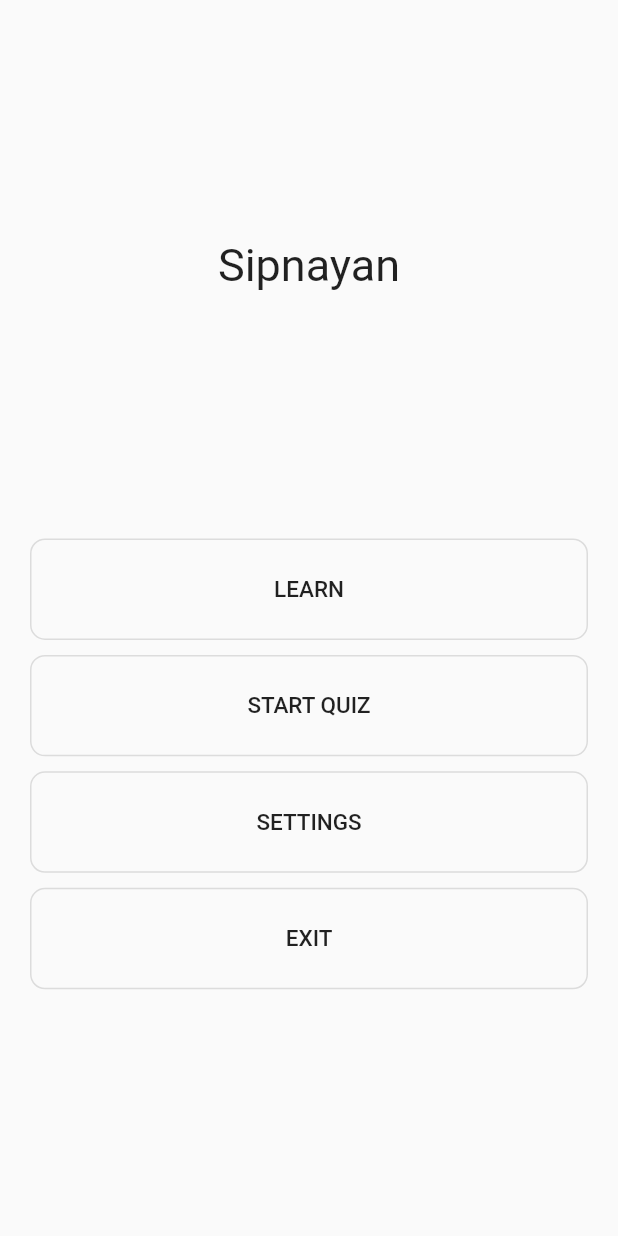
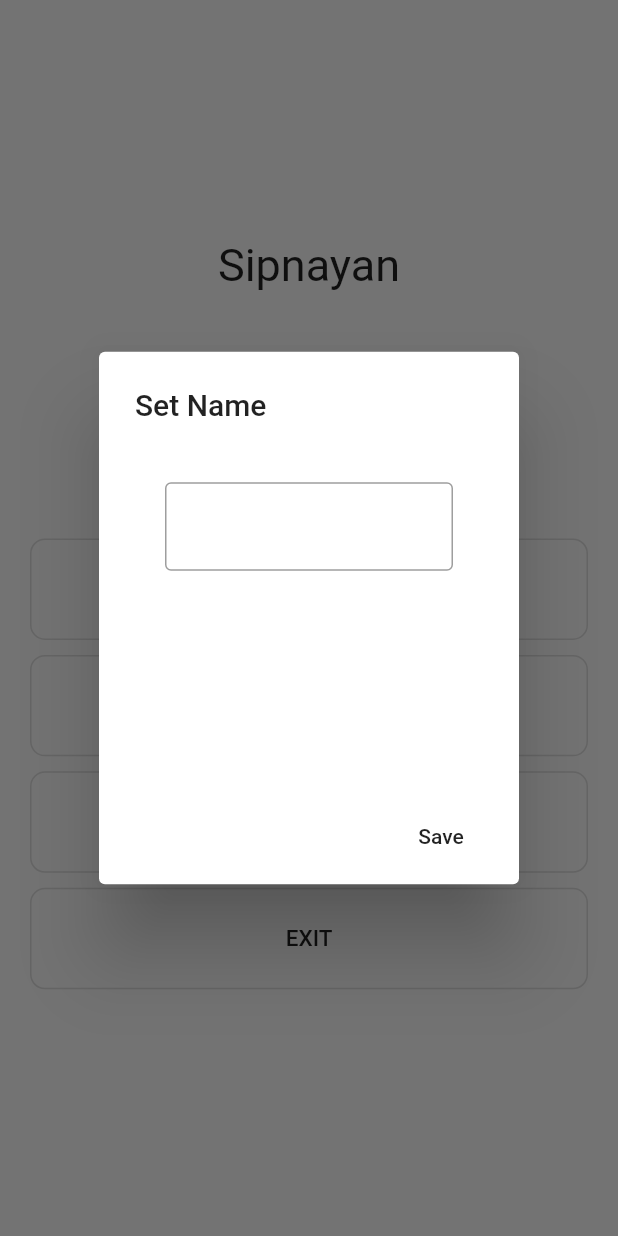
Before and after one commit to dexterjay26/Sipnayan, a Flutter app: the screen it shows after launch, on a phone screen of 412 x 824 dp. Run offline on Flutter 3.47's test engine with Material 2 defaults, Android fonts, the phone set to English and light mode, and no system bars; our stand-ins replace fluttertoast, shared_preferences, sqflite; accounts and stored records are empty.

Commit message:
added setname

```diff
--- a/lib/screens/home_page.dart
+++ b/lib/screens/home_page.dart
@@ -2,8 +2,78 @@ import 'package:Sipnayan/screens/home_quiz.dart';
 import 'package:Sipnayan/screens/learn_home_screen.dart';
 import 'package:Sipnayan/screens/settings_screen.dart';
 import 'package:flutter/material.dart';
+import 'package:shared_preferences/shared_preferences.dart';
+import 'package:fluttertoast/fluttertoast.dart';
 
-class HomePage extends StatelessWidget {
+class HomePage extends StatefulWidget {
+  final bool isSetName;
+
+  HomePage([this.isSetName]);
+  @override
+  _HomePageState createState() => _HomePageState();
+}
+
+class _HomePageState extends State<HomePage> {
+  var nameController = TextEditingController();
+
+  @override
+  void initState() {
+    super.initState();
+
+    if (widget.isSetName != null ? !widget.isSetName : false) {
+      WidgetsBinding.instance.addPostFrameCallback(
+        (_) async {
+          await showDialog(
+            context: context,
+            builder: (BuildContext context) => AlertDialog(
+              title: Text("Set Name"),
+              content: LimitedBox(
+                maxHeight: 100,
+                child: Container(
+                  height: 200,
+                  child: Column(
+                    children: [
+                      Container(
+                        margin: EdgeInsets.all(20),
+                        child: TextField(
+                          controller: nameController,
+                          decoration: InputDecoration(
+                            border: OutlineInputBorder(),
+                          ),
+                        ),
+                      ),
+                    ],
+                  ),
+                ),
+              ),
+              actions: [
+                FlatButton(
+                  child: Text("Save"),
+                  onPressed: () {
+                    if (nameController.text.isNotEmpty) {
+                      Future.delayed(Duration.zero, () async {
+                        final prefs = await SharedPreferences.getInstance();
+                        await prefs.setBool('isNameSet', true);
+                        await prefs.setString('name', nameController.text);
+                      });
+                      Navigator.of(context).pop();
+                    } else {
+                      Fluttertoast.showToast(
+                        msg: "Add name first",
+                        toastLength: Toast.LENGTH_SHORT,
+                        gravity: ToastGravity.SNACKBAR,
+                      );
+                    }
+                  },
+                ),
+              ],
+            ),
+          );
+        },
+      );
+    }
+  }
+
   @override
   Widget build(BuildContext context) {
     return Scaffold(
--- a/pubspec.yaml
+++ b/pubspec.yaml
@@ -27,6 +27,7 @@ dependencies:
   path: ^1.7.0
   intl: ^0.16.1
   shared_preferences: ^0.5.12+4
+  fluttertoast: ^7.1.6
 
 
   # The following adds the Cupertino Icons font to your application.
```
Also changed, not shown: lib/screens/splash_screen.dart (+14 -1 lines), pubspec.lock.
